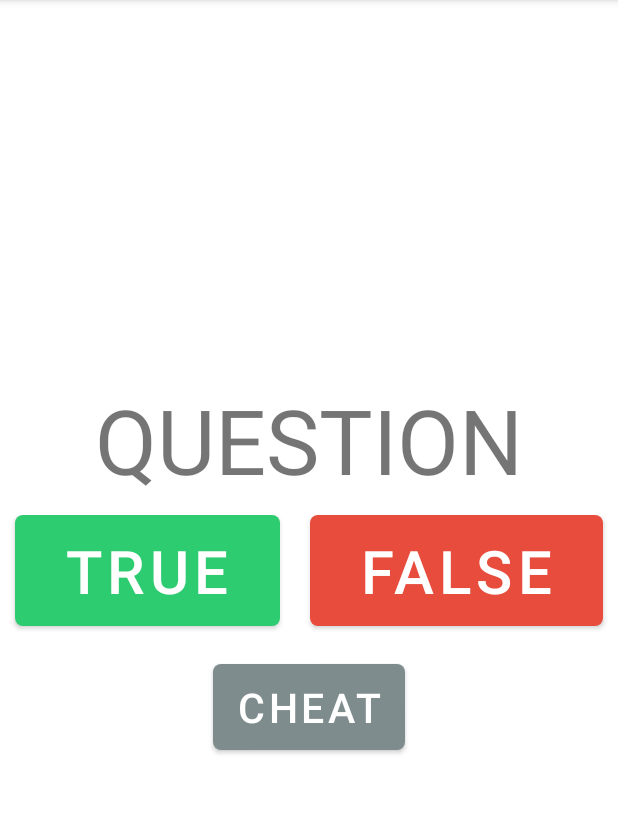
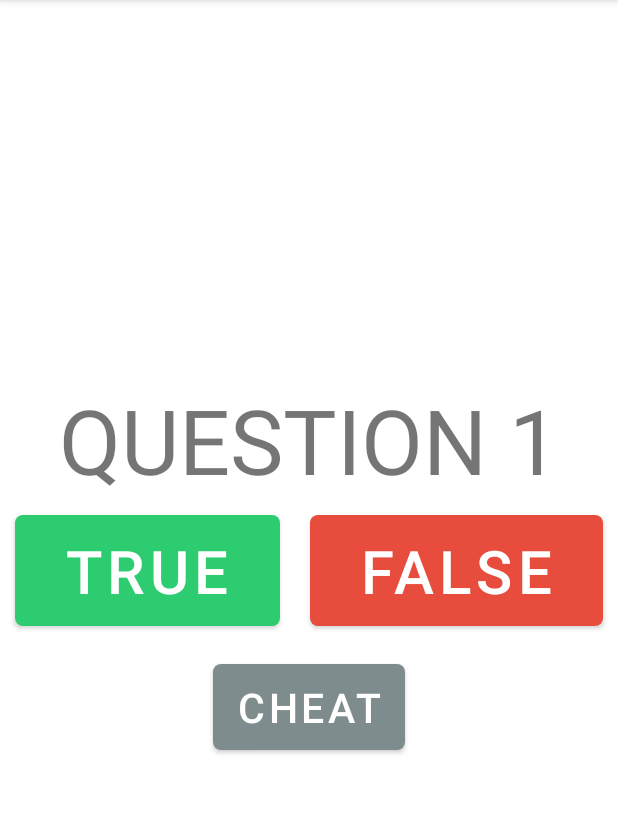
Before and after one commit to xzqvac/Mobile-devices-programming, an Android app: the screen it shows after launch (MainActivity), on a phone screen of 412 x 824 dp, the part 84-898 px from its top. Run offline under Robolectric (Android 15) with nearby library versions, the phone set to English and light mode, and no system bars.

Commit message:
Add class Question & fun setQuestion

```diff
--- a/List_1/app/src/main/java/com/example/physicsquiz/MainActivity.kt
+++ b/List_1/app/src/main/java/com/example/physicsquiz/MainActivity.kt
@@ -4,15 +4,45 @@ import android.content.Intent
 import androidx.appcompat.app.AppCompatActivity
 import android.os.Bundle
 import android.view.View
+import android.widget.Button
+import android.widget.TextView
 
 class MainActivity : AppCompatActivity() {
+    private var currentPosition = 1
+    private val questions: List<Question> = Questions.questions
+    private var selectedAnswerPosition = 0
+
+    private val questionText: TextView by lazy { findViewById(R.id.txt_vw_question)}
+    private val answerTrue: Button by lazy { findViewById(R.id.btn_true)}
+    private val answerFalse: Button by lazy { findViewById(R.id.btn_false)}
+    private val answerCheat: Button by lazy { findViewById(R.id.btn_cheat)}
+
     override fun onCreate(savedInstanceState: Bundle?) {
         super.onCreate(savedInstanceState)
         setContentView(R.layout.activity_main)
+        setQuestion()
     }
     fun startCheatingActivity(view: View){
         val intent = Intent(this, CheatActivity::class.java)
         startActivity(intent)
     }
 
+    private fun setQuestion()
+    {
+        val question = questions[currentPosition - 1]
+        questionText.text = question.question
+    }
+
 }
+
+class Question(
+    val question: String,
+    val correctAnswer: Int
+)
+
+object Questions {
+    val questions: List<Question> = listOf(
+        Question("QUESTION 1", 1),
+        Question("QUESTION 2", 0),
+        Question("QUESTION 3", 1))
+}
```
